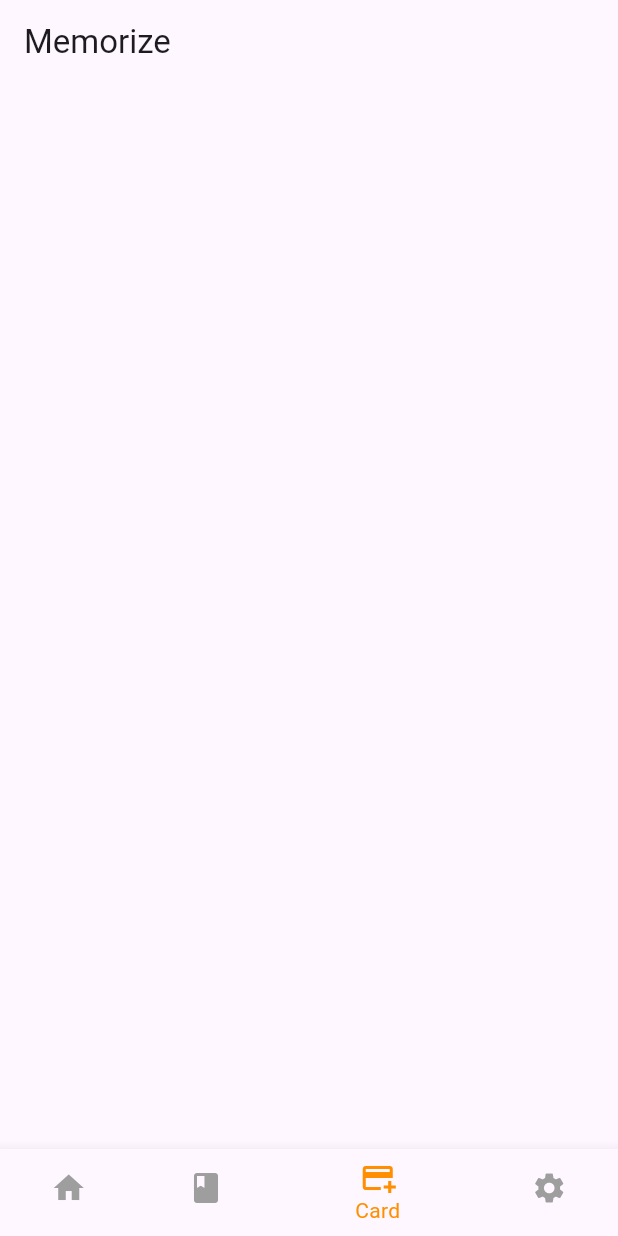
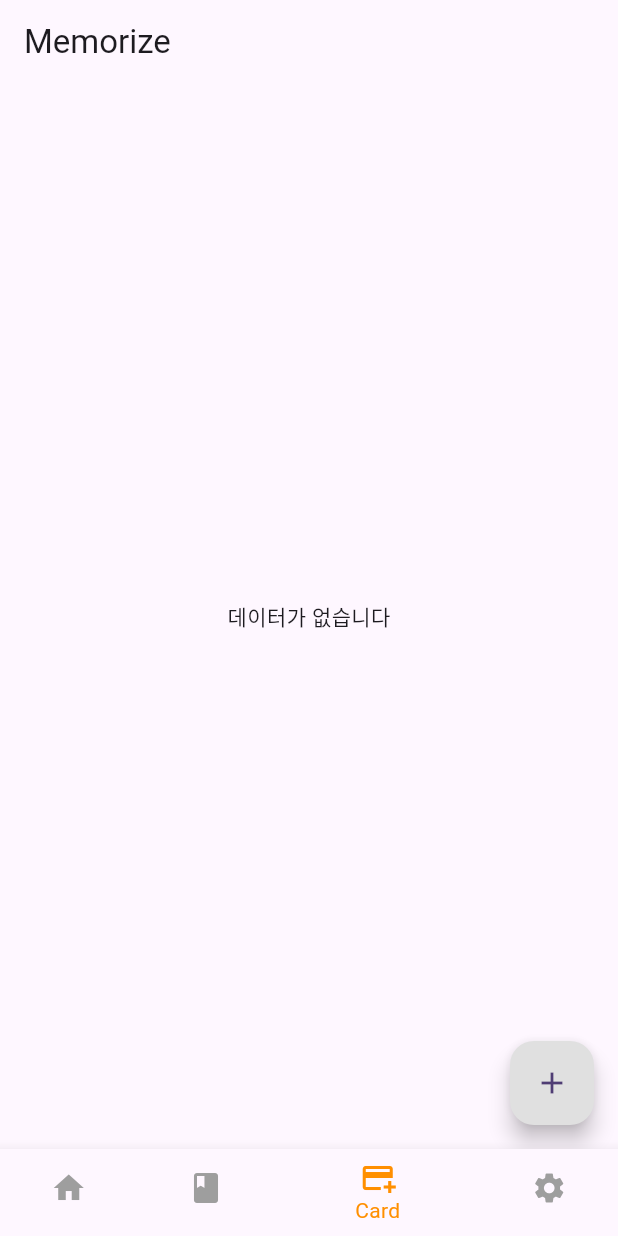
Before and after one commit to Blueberry-team-assignment/memorize, a Flutter app: the screen it shows after launch, item 3 of the bottom bar chosen, on a phone screen of 412 x 824 dp. Run offline on Flutter 3.47's test engine with Material 3 defaults, Android fonts, the light colour scheme and no system bars; our stand-ins replace sqflite; accounts and stored records are empty.

Commit message:
덱 리스트 생성 및 플로팅 액션 버튼 추가

```diff
--- a/lib/feature/card/presentation/card_screen.dart
+++ b/lib/feature/card/presentation/card_screen.dart
@@ -10,37 +10,81 @@ class CardScreen extends StatefulWidget {
 
 class _CardScreenState extends State<CardScreen> {
   final DeckProvider _deckProvider = DeckProvider();
+  late Future<List<Deck>> _decksFuture;
 
   @override
   void initState() {
     super.initState();
-    _deckProvider.open('memorized.db');
+    _decksFuture = _initializeData();
+  }
+
+  Future<List<Deck>> _initializeData() async {
+    await _deckProvider.open('memorized.db');
+    return _deckProvider.findAll();
   }
 
   @override
   Widget build(BuildContext context) {
     return Scaffold(
       body: FutureBuilder<List<Deck>>(
-        future: _deckProvider.findAll(),
-        initialData: const <Deck>[],
+        future: _decksFuture,
         builder: (context, snapshot) {
-          if (snapshot.hasData) {
-            return Column(
-              children: [
-                for (var deck in snapshot.data!)
-                  Column(
-                    children: [
-                      Text(deck.title),
-                      const SizedBox(height: 10),
-                      Text(deck.desc),
-                    ],
+          if (snapshot.connectionState == ConnectionState.waiting) {
+            return const Center(child: CircularProgressIndicator());
+          }
+          if (snapshot.hasError) {
+            return Center(child: Text('에러가 발생했습니다: ${snapshot.error}'));
+          }
+
+          if (!snapshot.hasData || snapshot.data!.isEmpty) {
+            return const Center(child: Text('데이터가 없습니다'));
+          }
+          return Padding(
+            padding: const EdgeInsets.all(16.0),
+            child: ListView.builder(
+              itemCount: snapshot.data!.length,
+              itemBuilder: (context, index) {
+                final deck = snapshot.data![index];
+                return Card(
+                  elevation: 4,
+                  margin: const EdgeInsets.only(bottom: 16),
+                  child: Padding(
+                    padding: const EdgeInsets.all(16.0),
+                    child: Column(
+                      crossAxisAlignment: CrossAxisAlignment.start,
+                      children: [
+                        Text(
+                          deck.title,
+                          style: const TextStyle(
+                            fontSize: 18,
+                            fontWeight: FontWeight.bold,
+                          ),
+                        ),
+                        const SizedBox(height: 8),
+                        Text(
+                          deck.desc,
+                          style: const TextStyle(
+                            fontSize: 14,
+                            color: Colors.grey,
+                          ),
+                        ),
+                      ],
+                    ),
                   ),
-              ],
-            );
-          }
-          return Container();
+                );
+              },
+            ),
+          );
         },
       ),
+      floatingActionButton: FloatingActionButton(
+        onPressed: () {
+          // TODO: 새로운 덱 추가 기능 구현
+        },
+        backgroundColor: Colors.grey[300],
+        child: const Icon(Icons.add),
+      ),
+      floatingActionButtonLocation: FloatingActionButtonLocation.endFloat,
     );
   }
 }
```
Also changed, not shown: lib/feature/card/presentation/deck_screen.dart (deleted, +0 -28 lines).
